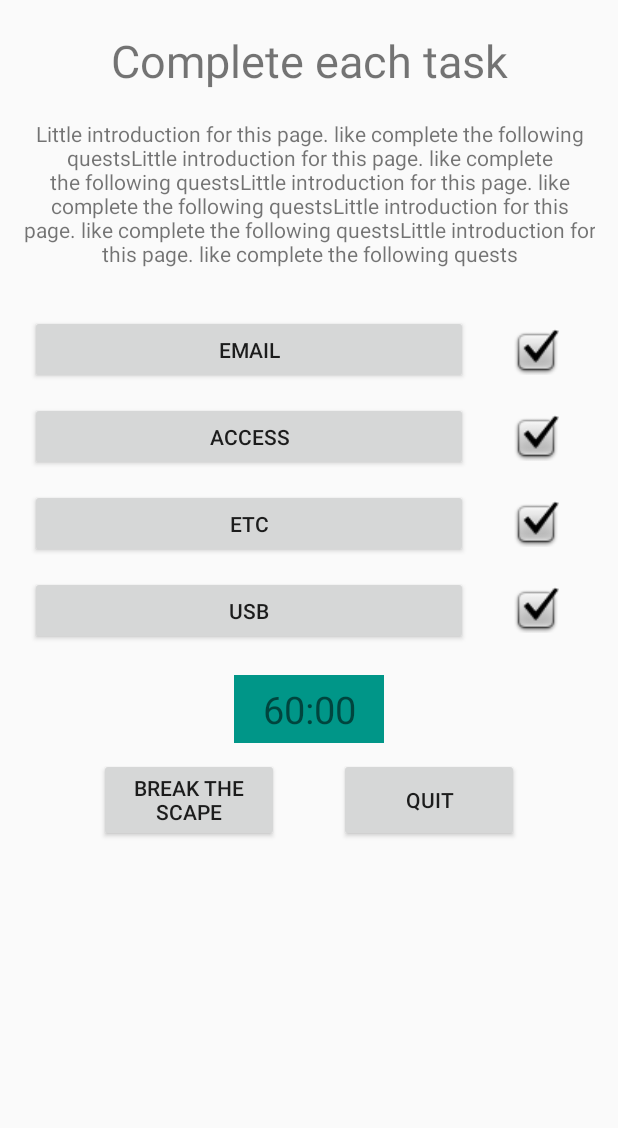
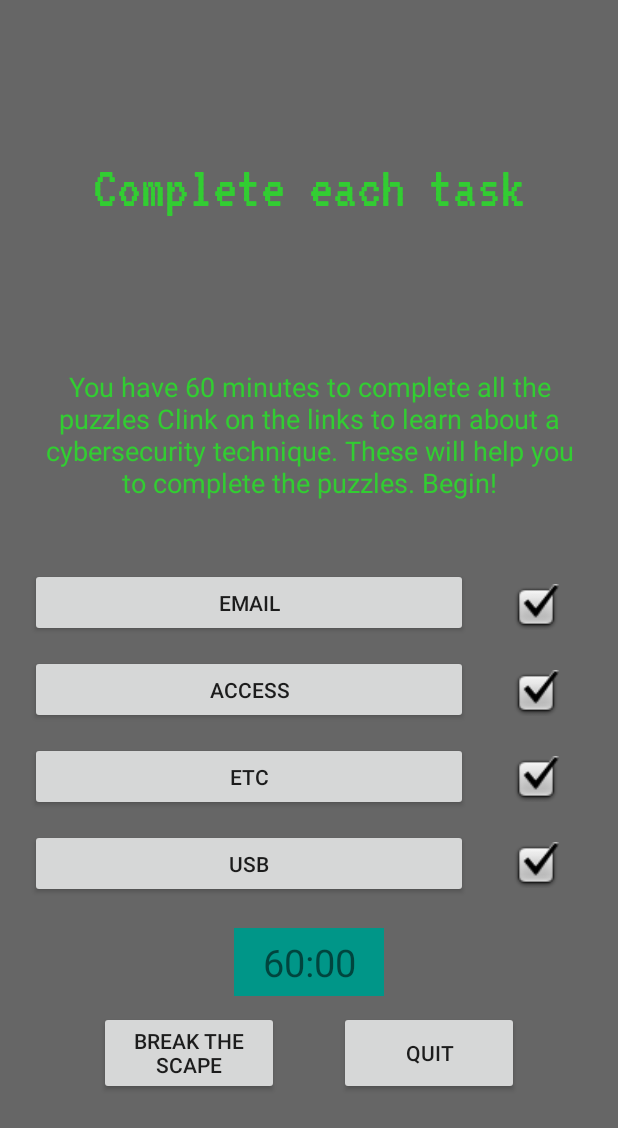
Before and after one commit to nkm90/BreakScape, an Android app: the MenuActivity screen opened directly, with no data from a screen before it, on a phone screen of 412 x 824 dp. Shown: the top 1128 px of the screen. Run offline under Robolectric (Android 15) with nearby library versions, the phone set to English and light mode, and no system bars.

Commit message:
update menu layout

```diff
--- a/app/src/main/AndroidManifest.xml
+++ b/app/src/main/AndroidManifest.xml
@@ -5,7 +5,7 @@
     <application
         android:allowBackup="true"
         android:icon="@mipmap/ic_launcher"
-        android:label="@string/app_name"
+        android:label="@string/main_title"
         android:roundIcon="@mipmap/ic_launcher_round"
         android:supportsRtl="true"
         android:theme="@style/AppTheme">
--- a/app/src/main/java/com/example/breakscape/AbsRuntimePermission.java
+++ b/app/src/main/java/com/example/breakscape/AbsRuntimePermission.java
@@ -8,14 +8,15 @@ import android.view.Display;
 import androidx.appcompat.app.ActionBar;
 import androidx.appcompat.app.AppCompatActivity;
 
-public class AbsRuntimePermission extends AppCompatActivity {
+public abstract class AbsRuntimePermission extends AppCompatActivity {
+     static String teamName;
+
     @Override
     protected void onCreate(Bundle savedInstanceState) {
         super.onCreate(savedInstanceState);
         Display display = getWindowManager(). getDefaultDisplay();
         Point size = new Point();
         display. getSize(size);
-        Log.e("%theSize%" ,""+ size.y);
         if(size.y < 2393){
             ActionBar actionBar = getSupportActionBar();
             actionBar.hide();
--- a/app/src/main/java/com/example/breakscape/MenuActivity.java
+++ b/app/src/main/java/com/example/breakscape/MenuActivity.java
@@ -9,13 +9,11 @@ import android.view.View;
 import android.widget.Button;
 
 public class MenuActivity extends AbsRuntimePermission {
-    String teamName;
+
     @Override
     protected void onCreate(Bundle savedInstanceState) {
         super.onCreate(savedInstanceState);
         setContentView(R.layout.activity_menu);
-        Intent intent = getIntent();
-        teamName = intent.getStringExtra("teamName");
         //linking the breakscape button to a variable to set the listener for click interations.
         Button resolve = (Button) findViewById(R.id.breakscape);
         resolve.setOnClickListener(new View.OnClickListener() {
@@ -26,6 +24,7 @@ public class MenuActivity extends AbsRuntimePermission {
         });
         //Linking the button to return to the main menu
         Button home =  (Button) findViewById(R.id.home);
+
         home.setOnClickListener(new View.OnClickListener() {
             @Override
             public void onClick(View v) {
--- a/app/src/main/res/layout/activity_menu.xml
+++ b/app/src/main/res/layout/activity_menu.xml
@@ -1,47 +1,44 @@
 <?xml version="1.0" encoding="utf-8"?>
-
 <androidx.constraintlayout.widget.ConstraintLayout xmlns:android="http://schemas.android.com/apk/res/android"
     xmlns:app="http://schemas.android.com/apk/res-auto"
-
     xmlns:tools="http://schemas.android.com/tools"
-
     android:layout_width="match_parent"
-    android:layout_height="match_parent">
-
+    android:layout_height="match_parent"
+    android:background="#666666">
 
     <TextView
-        android:id="@+id/Title"
+        android:id="@+id/title"
         android:layout_width="0dp"
-        android:layout_height="0dp"
-
-        android:paddingTop="20dp"
+        android:layout_height="74dp"
+        android:layout_marginTop="40dp"
+        android:fontFamily="@font/vt323"
         android:text="Complete each task"
         android:textAlignment="center"
-        android:textSize="30dp"
-        app:layout_constraintBottom_toTopOf="@+id/Intro"
+        android:textColor="#32CD32"
+        android:textSize="40sp"
+        app:layout_constraintBottom_toTopOf="@+id/intro"
         app:layout_constraintEnd_toEndOf="parent"
         app:layout_constraintHorizontal_bias="0.0"
-        app:layout_constraintStart_toStartOf="@+id/Intro"
+        app:layout_constraintStart_toStartOf="parent"
         app:layout_constraintTop_toTopOf="parent" />
 
     <TextView
-        android:id="@+id/Intro"
+        android:id="@+id/intro"
         android:layout_width="0dp"
-        android:layout_height="146dp"
-        android:layout_marginTop="64dp"
-        android:layout_marginBottom="580dp"
-        android:width="10dp"
-        android:paddingLeft="15dp"
-        android:paddingTop="15dp"
-        android:paddingRight="15dp"
-        android:paddingBottom="0dp"
-        android:text="Little introduction for this page. like complete the following questsLittle introduction for this page. like complete the following questsLittle introduction for this page. like complete the following questsLittle introduction for this page. like complete the following questsLittle introduction for this page. like complete the following quests"
+        android:layout_height="123dp"
+        android:layout_marginStart="20dp"
+        android:layout_marginTop="20dp"
+        android:layout_marginEnd="20dp"
+        android:layout_marginBottom="400dp"
+        android:text="You have 60 minutes to complete all the puzzles Clink on the links to learn about a cybersecurity technique. These will help you to complete the puzzles. Begin!"
         android:textAlignment="center"
+        android:textColor="#32CD32"
+        android:textSize="18sp"
         app:layout_constraintBottom_toBottomOf="parent"
         app:layout_constraintEnd_toEndOf="parent"
+        app:layout_constraintHorizontal_bias="0.0"
         app:layout_constraintStart_toStartOf="parent"
-        app:layout_constraintTop_toTopOf="@+id/Title"
-        app:layout_constraintVertical_bias="0.0" />
+        app:layout_constraintTop_toBottomOf="@+id/title" />
 
     <Button
         android:id="@+id/option3"
@@ -73,12 +70,12 @@
         android:layout_width="0dp"
         android:layout_height="41dp"
         android:layout_marginStart="30dp"
-        android:layout_marginTop="4dp"
+        android:layout_marginTop="15dp"
         android:layout_marginEnd="39dp"
         app:layout_constraintEnd_toEndOf="parent"
         app:layout_constraintHorizontal_bias="0.0"
         app:layout_constraintStart_toEndOf="@+id/option1"
-        app:layout_constraintTop_toBottomOf="@+id/Intro"
+        app:layout_constraintTop_toBottomOf="@+id/intro"
         app:srcCompat="@android:drawable/checkbox_on_background" />
 
     <Button
@@ -86,12 +83,13 @@
         android:layout_width="0dp"
         android:layout_height="46dp"
         android:layout_marginStart="20dp"
+        android:layout_marginTop="10dp"
         android:layout_marginEnd="100dp"
         android:text="email"
         app:layout_constraintEnd_toEndOf="parent"
-        app:layout_constraintHorizontal_bias="0.0"
+        app:layout_constraintHorizontal_bias="1.0"
         app:layout_constraintStart_toStartOf="parent"
-        app:layout_constraintTop_toBottomOf="@+id/Intro" />
+        app:layout_constraintTop_toBottomOf="@+id/intro" />
 
     <ImageView
         android:id="@+id/tick1"
@@ -182,4 +180,5 @@
         app:layout_constraintTop_toBottomOf="@+id/tick3"
         app:srcCompat="@android:drawable/checkbox_on_background" />
 
+
 </androidx.constraintlayout.widget.ConstraintLayout>
```
Also changed, not shown: app/src/main/java/com/example/breakscape/IntroActivity.java (+4 -5 lines), app/src/main/res/layout/activity_main.xml (+5 -5 lines), app/src/main/res/values/strings.xml (+7 -1 lines).
